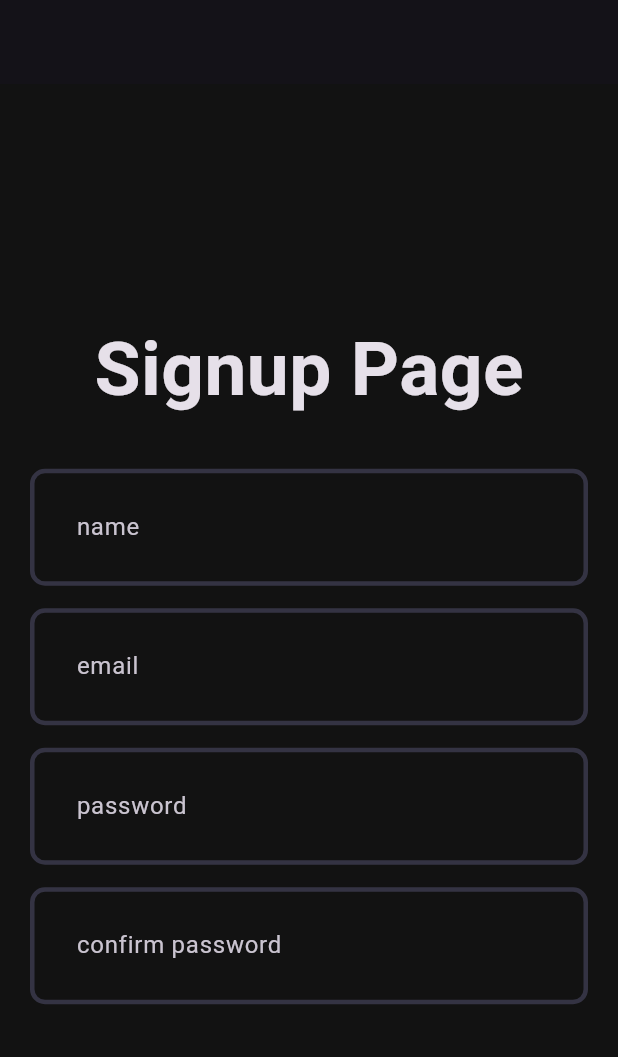
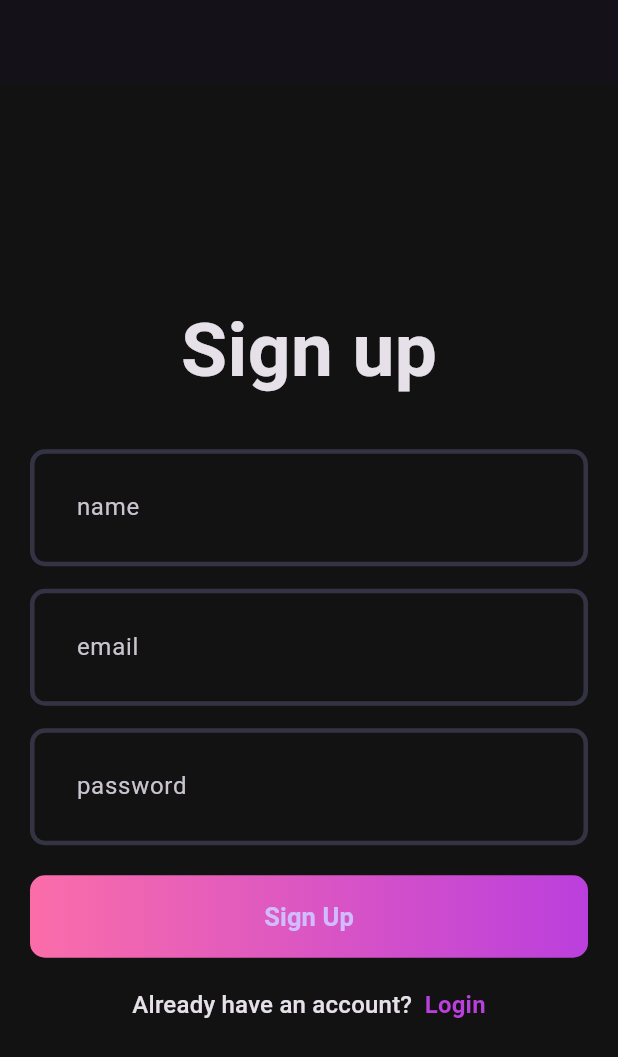
Before and after one commit to Calambrito/Koe, a Flutter app: the screen it shows after launch, on a phone screen of 412 x 824 dp. Shown: the top 1057 px of the screen. Run offline on Flutter 3.47's test engine with Material 3 defaults, Android fonts, the phone set to English and light mode, and no system bars; our stand-ins replace just_audio, sqflite; accounts and stored records are empty.

Commit message:
signup page redefined

```diff
--- a/koe/lib/clients/features/auth/view/pages/signup_page.dart
+++ b/koe/lib/clients/features/auth/view/pages/signup_page.dart
@@ -1,5 +1,8 @@
 import 'package:flutter/material.dart';
+import 'package:koe/clients/features/auth/widgets/auth_gradient_button.dart';
 import 'package:koe/clients/features/auth/widgets/custom_field.dart';
+import 'package:koe/core/theme/app_pallete.dart';
+import 'package:flutter/gestures.dart';
 
 class SignupPage extends StatefulWidget {
   const SignupPage({super.key});
@@ -9,7 +12,18 @@ class SignupPage extends StatefulWidget {
 }
 
 class _SignupPageState extends State<SignupPage> {
+  final nameController = TextEditingController();
+  final emailController = TextEditingController();
+  final passwordController = TextEditingController();
+
   @override
+  void dispose() {
+    nameController.dispose();
+    emailController.dispose();
+    passwordController.dispose();
+    super.dispose();
+  }
+
   Widget build(BuildContext context) {
     return Scaffold(
       appBar: AppBar(),
@@ -19,7 +33,7 @@ class _SignupPageState extends State<SignupPage> {
           mainAxisAlignment: MainAxisAlignment.center,
           children: [
             const Text(
-              'Signup Page',
+              'Sign up',
               style: TextStyle(fontSize: 50, fontWeight: FontWeight.bold),
             ),
             const SizedBox(height: 30),
@@ -28,8 +42,35 @@ class _SignupPageState extends State<SignupPage> {
             CustomField(hintText: 'email'),
             const SizedBox(height: 15),
             CustomField(hintText: 'password'),
-            const SizedBox(height: 15),
-            CustomField(hintText: 'confirm password'),
+            const SizedBox(height: 20),
+            AuthGradientButton(),
+
+            const SizedBox(height: 20),
+
+            Container(
+              child: RichText(
+                text: TextSpan(
+                  text: 'Already have an account? ',
+                  style: Theme.of(context).textTheme.titleMedium,
+
+                  children: [
+                    TextSpan(
+                      text: ' Login',
+
+                      style: TextStyle(
+                        color: Pallete.gradient1,
+                        fontWeight: FontWeight.bold,
+                      ),
+                      recognizer: TapGestureRecognizer()
+                        ..onTap = () {
+                          // Navigate to login page
+                          // Navigator.pushNamed(context, '');
+                        },
+                    ),
+                  ],
+                ),
+              ),
+            ),
           ],
         ),
       ),
--- /dev/null
+++ b/koe/lib/clients/features/auth/widgets/auth_gradient_button.dart
@@ -0,0 +1,36 @@
+import 'package:flutter/material.dart';
+import 'package:koe/core/theme/app_pallete.dart';
+
+class AuthGradientButton extends StatelessWidget {
+  const AuthGradientButton({super.key});
+
+  @override
+  Widget build(BuildContext context) {
+    return Container(
+      decoration: BoxDecoration(
+        borderRadius: BorderRadius.circular(10),
+        gradient: const LinearGradient(
+          colors: [
+            Pallete.gradient1,
+            Pallete.gradient2,
+            // Gradient end color
+          ],
+          begin: Alignment.centerRight,
+          end: Alignment.centerLeft,
+        ),
+      ),
+      child: ElevatedButton(
+        onPressed: () {},
+        style: ElevatedButton.styleFrom(
+          fixedSize: const Size(395, 55),
+          backgroundColor: Pallete.transparentColor,
+          shadowColor: Pallete.transparentColor,
+        ),
+        child: Text(
+          'Sign Up',
+          style: TextStyle(fontSize: 17, fontWeight: FontWeight.w600),
+        ),
+      ),
+    );
+  }
+}
--- a/koe/lib/core/theme/app_pallete.dart
+++ b/koe/lib/core/theme/app_pallete.dart
@@ -18,4 +18,6 @@ class Pallete {
   static const Color transparentColor = Colors.transparent;
 
   static const Color inactiveSeekColor = Colors.white38;
+
+  static var textColor;
 }
```
